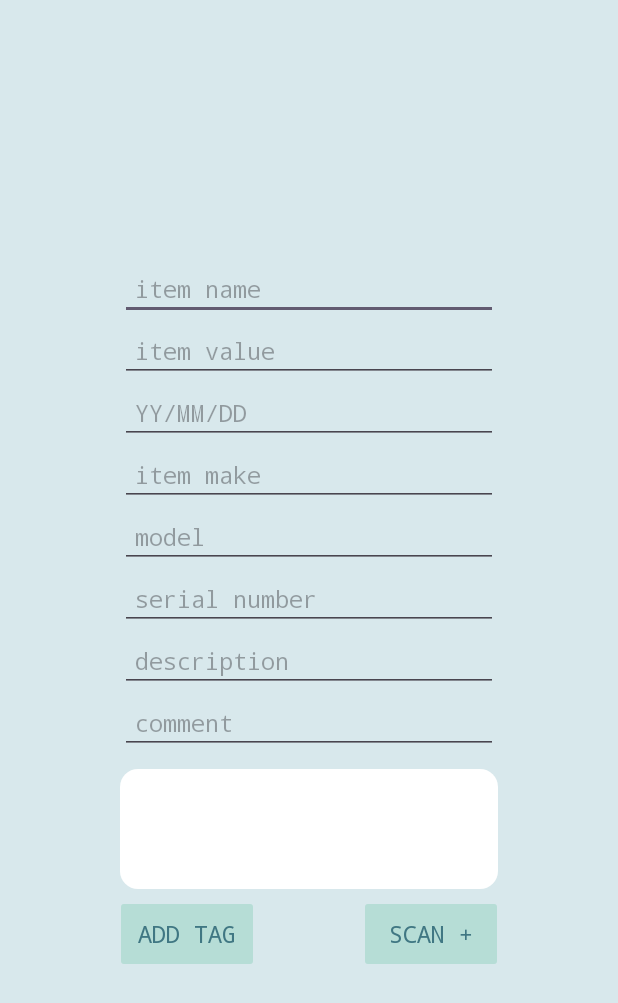
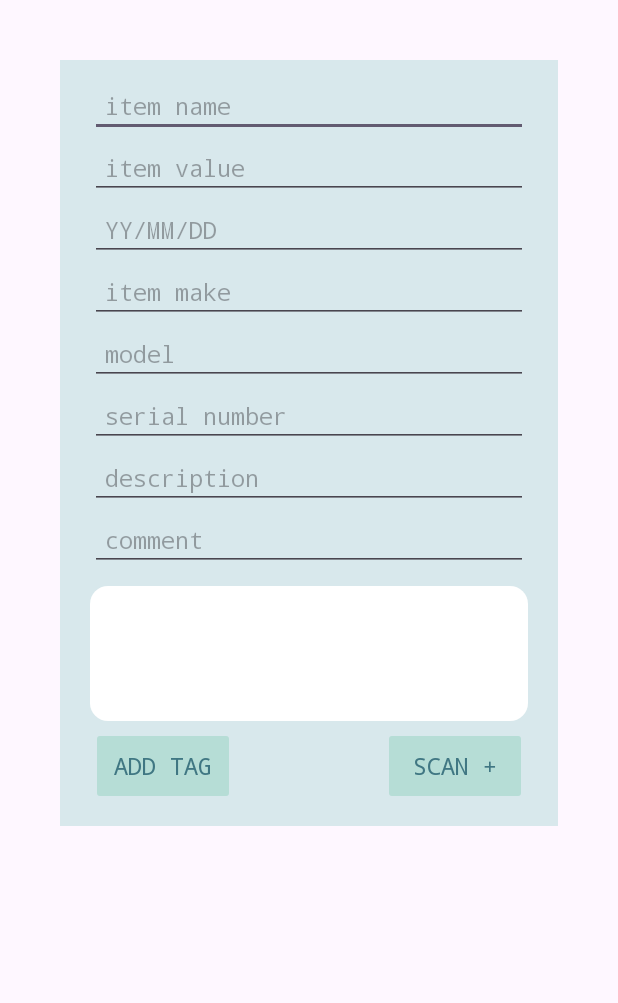
Before and after one commit to CMPUT301F23T29/agile-beast, an Android app: the layout fragment_input.xml on its own in the app's theme, with its tools: preview values and no code run, on a phone screen of 412 x 824 dp. Shown: the top 1003 px of the screen. Run offline under Robolectric (Android 15) with nearby library versions, the phone set to English and light mode, and no system bars.

Commit message:
Update fragment_input.xml

```diff
--- a/app/src/main/res/layout/fragment_input.xml
+++ b/app/src/main/res/layout/fragment_input.xml
@@ -1,29 +1,18 @@
 <?xml version="1.0" encoding="utf-8"?>
-<androidx.constraintlayout.widget.ConstraintLayout xmlns:android="http://schemas.android.com/apk/res/android"
+<LinearLayout xmlns:android="http://schemas.android.com/apk/res/android"
     xmlns:app="http://schemas.android.com/apk/res-auto"
     xmlns:tools="http://schemas.android.com/tools"
     android:layout_width="match_parent"
-    android:layout_height="match_parent"
+    android:layout_height="wrap_content"
     android:layout_centerInParent="true"
     android:layout_centerHorizontal="true"
     android:layout_centerVertical="true"
     android:weightSum="10"
+    android:orientation="vertical"
     tools:context=".InputFragment"
-    android:background="@color/background">
-
-    <LinearLayout
-        android:layout_width="0dp"
-        android:layout_height="wrap_content"
-        android:layout_marginStart="60dp"
-        android:layout_marginEnd="60dp"
-        android:layout_weight="8"
     android:background="@color/background"
-        android:orientation="vertical"
-        app:layout_constraintBottom_toBottomOf="parent"
-        app:layout_constraintEnd_toEndOf="parent"
-        app:layout_constraintStart_toStartOf="parent"
-        app:layout_constraintTop_toTopOf="parent"
-        tools:context=".InputFragment">
+    android:layout_margin="40dp"
+    android:paddingVertical="10dp">
 
     <EditText
         android:id="@+id/edit_item_name"
@@ -115,7 +104,7 @@
 
     <com.google.android.material.chip.ChipGroup
         android:layout_width="match_parent"
-            android:layout_height="80dp"
+        android:layout_height="90dp"
         android:background="@drawable/button_style"
         android:backgroundTint="@color/white"
         android:layout_marginHorizontal="20dp"
@@ -163,5 +152,3 @@
     </androidx.constraintlayout.widget.ConstraintLayout>
 
 </LinearLayout>
-
-</androidx.constraintlayout.widget.ConstraintLayout>
```
Lines whose indentation alone changed are shown as unchanged.
